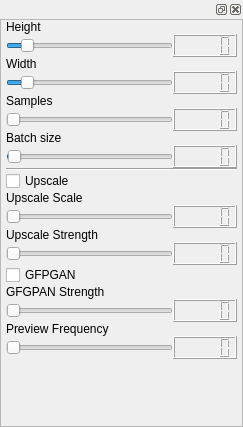
First picture: the form in frontend/ui_widgets/sizer_count.ui, repository XmYx/ainodes-pyside, before the edit.
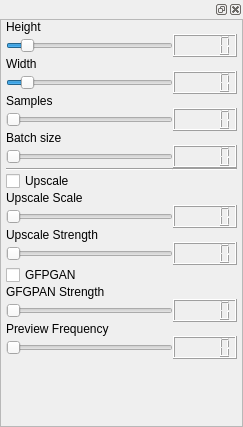
Second picture: the form after the edit.

Diff of the .ui file:
```diff
--- a/frontend/ui_widgets/sizer_count.ui
+++ b/frontend/ui_widgets/sizer_count.ui
@@ -184,6 +184,9 @@
              </item>
              <item row="7" column="0">
               <widget class="QSlider" name="batchSizeSlider">
+               <property name="minimum">
+                <number>1</number>
+               </property>
                <property name="maximum">
                 <number>200</number>
                </property>
```
Left out of the diff: 3 changed lines with no effect on the pictures.
